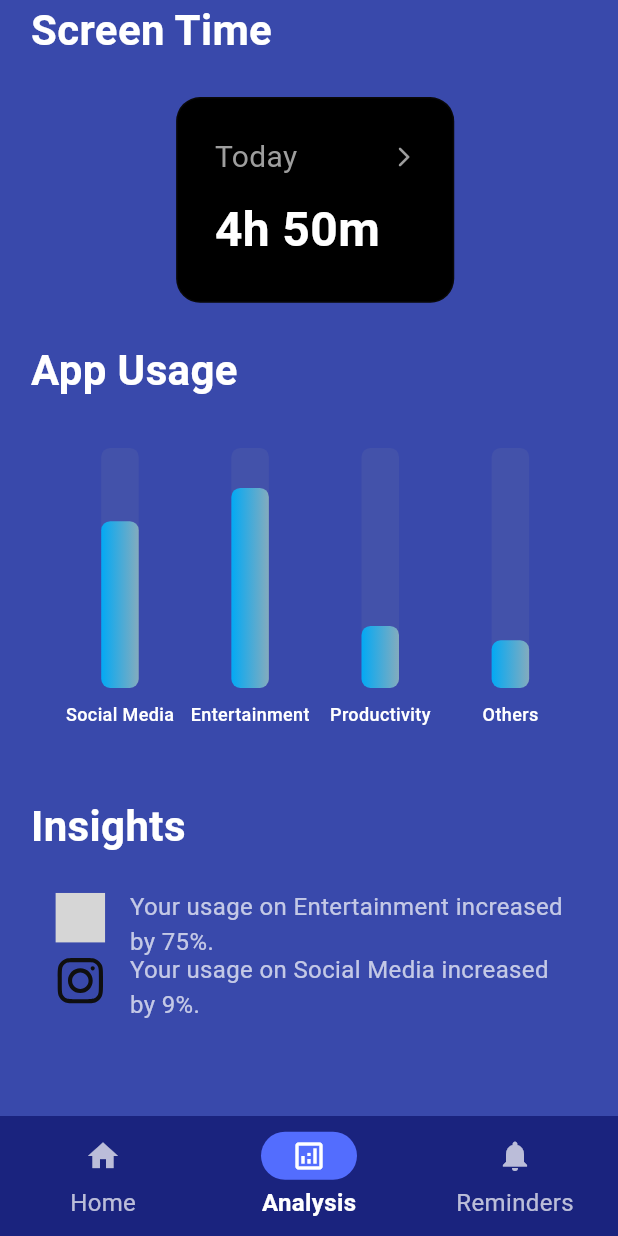
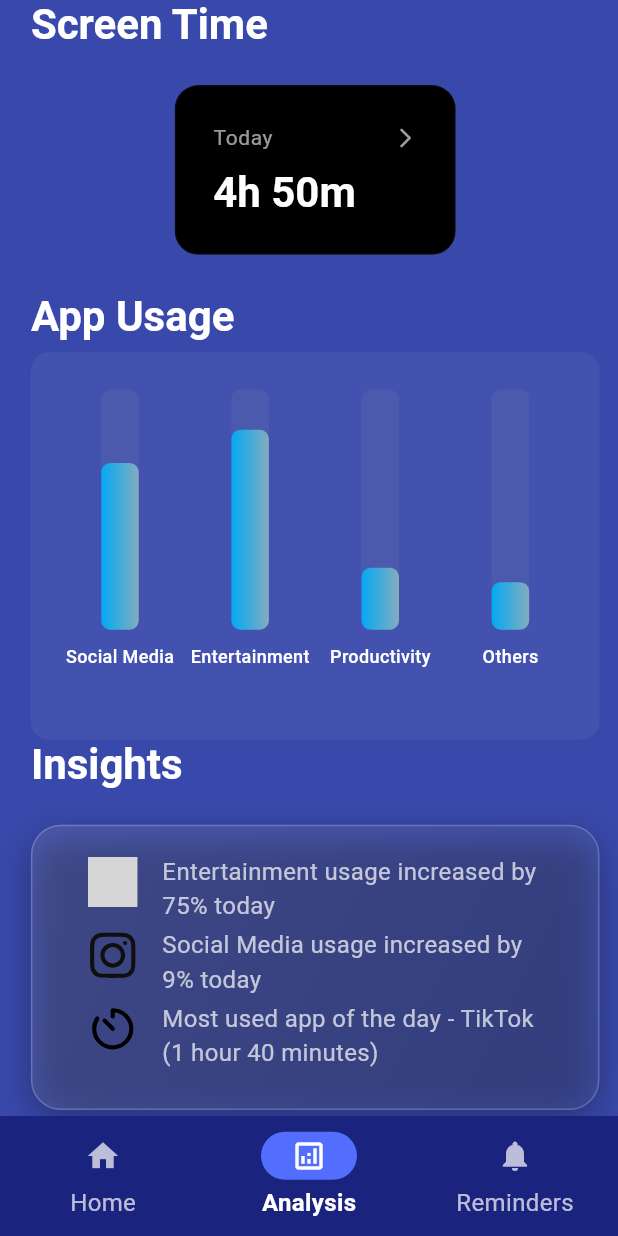
Before and after one commit to honhaoyuan0/Malefic-Visions, a Flutter app: the screen it shows after launch, item 2 of the bottom bar chosen, on a phone screen of 412 x 824 dp. Run offline on Flutter 3.47's test engine with Material 3 defaults, Android fonts, the light colour scheme and no system bars; drawn by our look-alikes of fl_chart; our stand-ins replace flutter_svg; grey boxes are pictures that could not be loaded.

Commit message:
Generate insights according to usage

```diff
--- a/lib/screens/analysis.dart
+++ b/lib/screens/analysis.dart
@@ -22,53 +22,78 @@ class _ScreenTimeAnalysisState extends State<ScreenTimeAnalysis>{
                 right: screen.width * 0.03,
                 ),
                 //Wrap with ListView to show blocked contents
-                child: ListView(
+                child: Column(
+                  crossAxisAlignment: CrossAxisAlignment.start,
                   children: [
                     //Screen Time
-                    const TitleText('Screen Time'),
+                    Text('Screen Time', style: Theme.of(context).textTheme.displayMedium),
                     SizedBox(height: screen.height * 0.03),
                     Center(child: ScreenTime()),
 
                     //App Usage Chart
                     SizedBox(height: screen.height * 0.03),
-                    const TitleText('App Usage'),
+                    Text('App Usage', style: Theme.of(context).textTheme.displayMedium),
+                    SizedBox(height: screen.height * 0.01),
 
                     //Bar chart placeholder
-                    CategoryBarChart(),
+                    Container(
+                      decoration: BoxDecoration(
+                        color:Colors.white.withOpacity(0.05),
+                        borderRadius: BorderRadius.circular(12),
+                      ),
+                      child: Padding(
+                        padding: EdgeInsets.only(bottom: screen.height*0.01),
+                        child: CategoryBarChart(),
+                      )
+                      ),
 
                     //Insights
-                    const TitleText('Insights'),
+                    Text('Insights', style: Theme.of(context).textTheme.displayMedium),
                     SizedBox(height: screen.height * 0.03),
-                    AppInsights(),
-                    //SvgPicture.asset(
-                    //  'assets/instagram-svgrepo-com.svg',
-                    //  width: 50,
-                    //  height: 50,
-                    //),
+                    _buildGlassmorphicCard(
+                     child: AppInsights(),
+                     screen: screen
+                     ),
                   ],
                 ),
               ),
             ),
           );
   }
-}
 
-
-// Title text widget
-class TitleText extends StatelessWidget {
-  final String text;
-  final TextStyle? style;
-  const TitleText(this.text, {this.style,super.key});
-
-  @override
-  Widget build(BuildContext context) {
-    return Text(
-      text,
-      style: style ??
-      const TextStyle(
-        color: Color.fromARGB(255, 255, 255, 255),
-        fontSize: 28,
-        fontWeight: FontWeight.bold,
+Widget _buildGlassmorphicCard({
+    required Widget child,
+    required ScreenUtils screen,
+  }) {
+    return Container(
+      decoration: BoxDecoration(
+        borderRadius: BorderRadius.circular(20),
+        gradient: LinearGradient(
+          begin: Alignment.topLeft,
+          end: Alignment.bottomRight,
+          colors: [
+            Colors.white.withOpacity(0.1),
+            Colors.white.withOpacity(0.05),
+          ],
+        ),
+        border: Border.all(
+          color: Colors.white.withOpacity(0.2),
+          width: 1,
+        ),
+        boxShadow: [
+          BoxShadow(
+            color: Colors.black.withOpacity(0.3),
+            blurRadius: 20,
+            offset: const Offset(0, 8),
+          ),
+        ],
+      ),
+      child: ClipRRect(
+        borderRadius: BorderRadius.circular(20),
+        child: Container(
+          padding: EdgeInsets.all(screen.width * 0.05),
+          child: child,
+        ),
       ),
     );
   }
--- a/lib/screens/bar_chart.dart
+++ b/lib/screens/bar_chart.dart
@@ -43,7 +43,7 @@ class _CategoryBarChartState extends State<CategoryBarChart> {
 
     return SafeArea(
       child: Padding(
-        padding: const EdgeInsets.symmetric(horizontal: 16, vertical: 32),
+        padding: const EdgeInsets.symmetric(horizontal: 16, vertical: 25),
         child: Column(
           crossAxisAlignment: CrossAxisAlignment.start,
           children: [
@@ -122,10 +122,9 @@ class _CategoryBarChartState extends State<CategoryBarChart> {
               }
               return const SizedBox.shrink();
             },
-          ),
         ),
       ),
-
+    ),
       //Generate bar chart for each categories
       barGroups: List.generate(
         _appCategories.length,
--- a/lib/screens/insights.dart
+++ b/lib/screens/insights.dart
@@ -1,3 +1,4 @@
+import 'dart:async';
 import 'package:flutter/material.dart';
 import 'package:flutter_svg/svg.dart';
 import 'screens.dart';
@@ -69,13 +70,70 @@ Widget buildInsightRow({
 
 class _AppInsightState extends State<AppInsights> {
 
+
   //Map Categories to their respective icons
   final Map<String,String> categoryIcons = {
     'Social Media': 'assets/instagram-svgrepo-com.svg',
     'Entertainment': 'assets/video-library-svgrepo-com.svg',
     'Productivity': 'assets/note-svgrepo-com.svg',
+    'Timer': 'assets/timer-svgrepo-com.svg',
   };
 
+  List<Map<String,String>> insights = [];
+
+  @override
+  void initState(){
+    super.initState();
+    _loadInsights();
+  }
+
+  void _loadInsights() async {
+    await Future.delayed(Duration.zero);
+    setState((){
+      insights = generateInsights();
+    });
+  }
+
+  //Function to generate longest screen time app insights
+  Map<String,String>? generateMostUsedApp(List<AppUsage> usageList) {
+    if(usageList.isEmpty) return null;
+
+    final AppUsage mostUsed = usageList.reduce(
+      (a,b) => a.usageTime > b.usageTime ? a : b,
+    );
+
+    final List<String> messageType = ['mostUsed', 'reminder'];
+    final random = Random();
+    final selectedType = messageType[random.nextInt(messageType.length)];
+
+    final String messageHint = getMostUsedAppHint(mostUsed, selectedType);
+
+    return {
+      'category': mostUsed.category,
+      'message': messageHint,
+      'icon': categoryIcons['Timer']!,
+          };
+    }
+
+    String getMostUsedAppHint(AppUsage app, String type){
+    //Change time into hours - minutes
+    final int hours = app.usageTime.inHours;
+    final int mins = app.usageTime.inMinutes.remainder(60);
+    final String time = (hours > 0)
+        ? '$hours hour${hours > 1 ? "s" : ""} ${mins} minutes'
+        : '$mins minute${mins > 1 ? "s" : ""}';
+
+    switch (type){
+      case 'mostUsed':
+       return 'Most used app of the day - ${app.appName} ($time)';
+
+      case 'reminder':
+        return 'Consider setting a 1-hour limit for ${app.appName} tommorrow.';
+
+      default:
+        return 'Most used app of the day - ${app.appName} ($time)';
+    }
+  }
 
   //Generate insights based on mock data
   List<Map<String, String>> generateInsights(){
@@ -92,8 +150,8 @@ class _AppInsightState extends State<AppInsights> {
       final categoryList = differences.entries.toList();//Convert to list
       categoryList.shuffle(random);
 
-      //Show 1-2 insights only
-      final maxInsights = random.nextInt(2) + 1;
+      //Show 2-3 insights only
+      final maxInsights = random.nextInt(2) + 2;
       var count = 0;
 
       for (var entry in categoryList){
@@ -102,18 +160,26 @@ class _AppInsightState extends State<AppInsights> {
         final category = entry.key;
         final percentage = entry.value;
 
-        if(percentage.abs() > 0){ //Only show changes >10%
+        if(percentage.abs() > 5){
           final isIncrease = percentage > 0;
           final changes = isIncrease ? 'increased' : 'decreased';
           final absPercentage = percentage.abs().toStringAsFixed(0); //Make percentage absolute
 
+          final iconPath = categoryIcons[category] ?? categoryIcons['Timer']!;
+
           insights.add({
             'category': category,
-            'message': 'Your usage on $category $changes by $absPercentage%.',
-            'icon': categoryIcons[category]!,
+            'message': '$category usage $changes by $absPercentage% today',
+            'icon': iconPath,
           });
           count++;
         }
+      }
+
+      //Add most used app insight
+      final mostUsedApp = generateMostUsedApp(mockTodayUsage);
+      if (mostUsedApp != null){
+        insights.add(mostUsedApp);
       }
        return insights;
       }
@@ -121,13 +187,14 @@ class _AppInsightState extends State<AppInsights> {
 
   @override
   Widget build(BuildContext context) {
-    final insights = generateInsights();
       return Column(
-        mainAxisSize: MainAxisSize.min,
-          children: insights.map((insight) => buildInsightRow(
+          children: insights.map((insight) => Padding(
+            padding: EdgeInsets.only(bottom :7.0),
+            child: buildInsightRow(
             context: context,
             svgPath: insight['icon']!,
             message: insight['message']!,
+            ),
           )).toList(),
       );
    }
--- a/lib/screens/screen_time.dart
+++ b/lib/screens/screen_time.dart
@@ -20,7 +20,10 @@ class _ScreenTimeState extends State<ScreenTime> {
     final screen = ScreenUtils(context);
 
     //Screen time box
-    return GestureDetector(
+    return Material(
+      color: Colors.transparent,
+      child: InkWell(
+        borderRadius: BorderRadius.circular(16),
       // Tap the box to navigate to screen time breakdown
       onTap: () {
         Navigator.push(
@@ -28,15 +31,16 @@ class _ScreenTimeState extends State<ScreenTime> {
           MaterialPageRoute(builder: (context) => ScreenTimeBreakdown()),
         );
       },
-      child: Container(
+      child: Ink(
       padding: EdgeInsets.all(screen.width * 0.06),
       decoration : BoxDecoration(
         color: const Color.fromARGB(255, 0, 0, 0),
         borderRadius: BorderRadius.circular(16),
         border: Border.all(color: const Color.fromARGB(26, 85, 81, 81)),
       ),
-      constraints: BoxConstraints(
-        maxWidth: screen.width*0.45,
+      child: Container(
+        constraints: BoxConstraints(
+        maxWidth: screen.width*0.33,
       ),
       child: Column(
         mainAxisSize: MainAxisSize.min,
@@ -45,14 +49,7 @@ class _ScreenTimeState extends State<ScreenTime> {
           Row(
             mainAxisAlignment: MainAxisAlignment.spaceBetween, //Leave spaces between text and icon
             children: [
-              Text(
-                'Today',
-                style: TextStyle(
-                  color: Colors.grey,
-                  fontSize: 20,
-                ),
-              ),
-
+             Text('Today', style: Theme.of(context).textTheme.bodySmall),
               //Add an arrow - indicate that this is clickable
               Icon(
                 Icons.arrow_forward_ios_rounded,
@@ -65,18 +62,13 @@ class _ScreenTimeState extends State<ScreenTime> {
           // Mock screen time usage
           Padding(
             padding: EdgeInsets.only(top: screen.height*0.013),
-            child: Text(
-              totalScreenTime,
-              style: TextStyle(
-                color : Colors.white,
-                fontSize : 32.0,
-                fontWeight: FontWeight.bold,
-              ),
+            child: Text(totalScreenTime, style: Theme.of(context).textTheme.displayMedium),
             ),
-          )
-        ],
+          ],
+        ),
       ),
     ),
-  );
+  ),
+);
  }
 }
--- a/pubspec.yaml
+++ b/pubspec.yaml
@@ -61,6 +61,7 @@ flutter:
       - assets/instagram-svgrepo-com.svg
       - assets/note-svgrepo-com.svg
       - assets/video-library-svgrepo-com.svg
+      - assets/timer-svgrepo-com.svg
 
   # The following line ensures that the Material Icons font is
   # included with your application, so that you can use the icons in
```
Also changed, not shown: assets/timer-svgrepo-com.svg (added).
